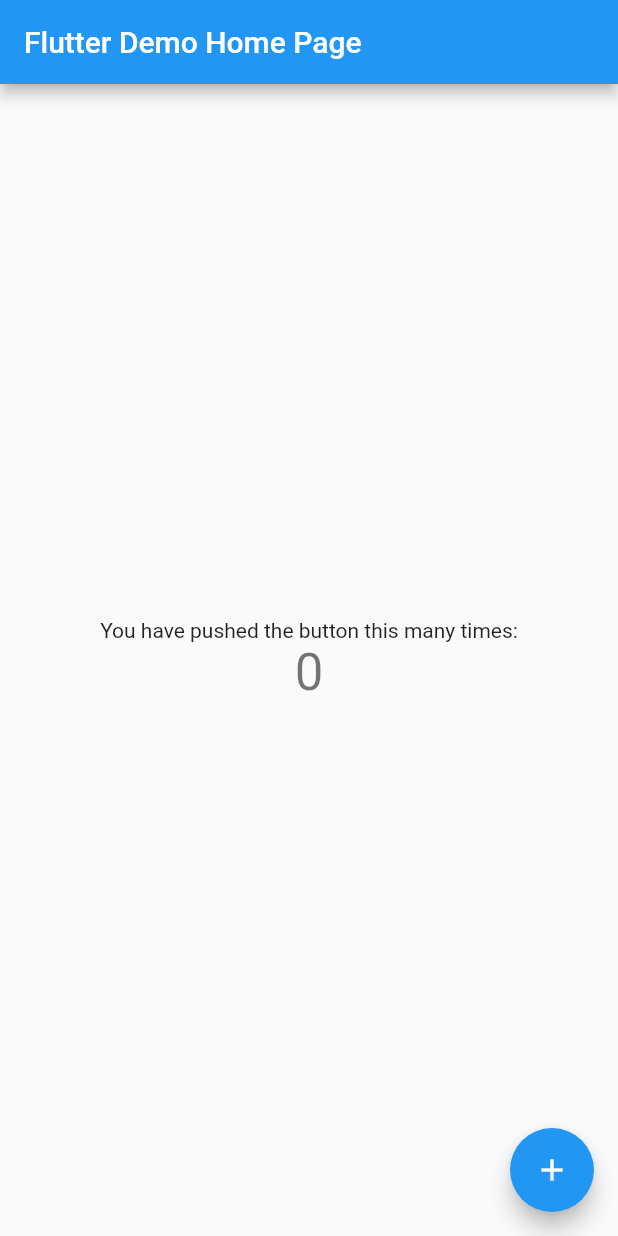
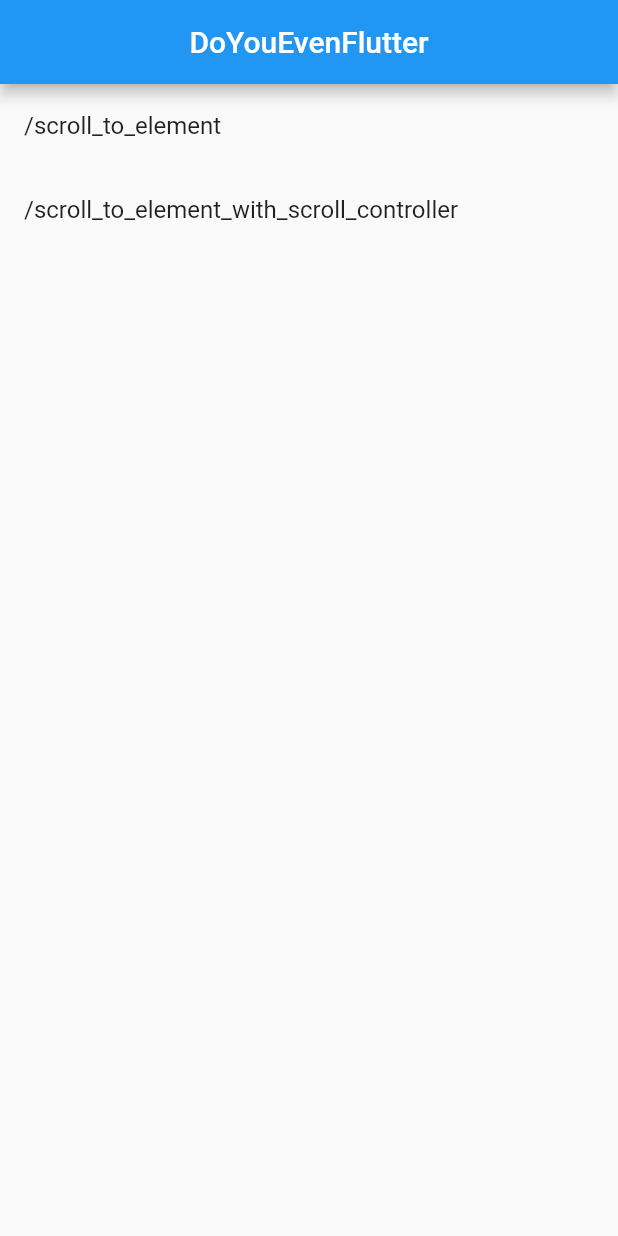
Before and after one commit to lukeurban/DoYouEvenFlutter, a Flutter app: the screen it shows after launch, on a phone screen of 412 x 824 dp. Run offline on Flutter 3.47's test engine with Material 2 defaults, Android fonts, the phone set to English and light mode, and no system bars.

Commit message:
EP1 - scroll

```diff
--- a/lib/main.dart
+++ b/lib/main.dart
@@ -1,3 +1,5 @@
+import 'package:DoYouEvenFlutter/scroll_to_element/scroll_to_element.dart';
+import 'package:DoYouEvenFlutter/scroll_to_element/scroll_to_element_with_controller.dart';
 import 'package:flutter/material.dart';
 
 void main() {
@@ -5,113 +7,50 @@ void main() {
 }
 
 class MyApp extends StatelessWidget {
+  static Map<String, Widget Function(BuildContext)> routes = {
+    HomeScreen.route: (context) => HomeScreen(),
+    ScrollToElement.route: (context) => ScrollToElement(),
+    ScrollToElementWithController.route: (context) => ScrollToElementWithController(),
+  };
   // This widget is the root of your application.
   @override
   Widget build(BuildContext context) {
     return MaterialApp(
       title: 'Flutter Demo',
-      theme: ThemeData(
-        // This is the theme of your application.
-        //
-        // Try running your application with "flutter run". You'll see the
-        // application has a blue toolbar. Then, without quitting the app, try
-        // changing the primarySwatch below to Colors.green and then invoke
-        // "hot reload" (press "r" in the console where you ran "flutter run",
-        // or simply save your changes to "hot reload" in a Flutter IDE).
-        // Notice that the counter didn't reset back to zero; the application
-        // is not restarted.
-        primarySwatch: Colors.blue,
-        // This makes the visual density adapt to the platform that you run
-        // the app on. For desktop platforms, the controls will be smaller and
-        // closer together (more dense) than on mobile platforms.
-        visualDensity: VisualDensity.adaptivePlatformDensity,
-      ),
-      home: MyHomePage(title: 'Flutter Demo Home Page'),
+      initialRoute: HomeScreen.route,
+      routes: routes,
     );
   }
 }
 
-class MyHomePage extends StatefulWidget {
-  MyHomePage({Key key, this.title}) : super(key: key);
-
-  // This widget is the home page of your application. It is stateful, meaning
-  // that it has a State object (defined below) that contains fields that affect
-  // how it looks.
-
-  // This class is the configuration for the state. It holds the values (in this
-  // case the title) provided by the parent (in this case the App widget) and
-  // used by the build method of the State. Fields in a Widget subclass are
-  // always marked "final".
-
-  final String title;
+class HomeScreen extends StatefulWidget {
+  static const route = '/home';
+  const HomeScreen({Key key}) : super(key: key);
 
   @override
-  _MyHomePageState createState() => _MyHomePageState();
+  _HomeScreenState createState() => _HomeScreenState();
 }
 
-class _MyHomePageState extends State<MyHomePage> {
-  int _counter = 0;
-
-  void _incrementCounter() {
-    setState(() {
-      // This call to setState tells the Flutter framework that something has
-      // changed in this State, which causes it to rerun the build method below
-      // so that the display can reflect the updated values. If we changed
-      // _counter without calling setState(), then the build method would not be
-      // called again, and so nothing would appear to happen.
-      _counter++;
-    });
-  }
-
+class _HomeScreenState extends State<HomeScreen> {
   @override
   Widget build(BuildContext context) {
-    // This method is rerun every time setState is called, for instance as done
-    // by the _incrementCounter method above.
-    //
-    // The Flutter framework has been optimized to make rerunning build methods
-    // fast, so that you can just rebuild anything that needs updating rather
-    // than having to individually change instances of widgets.
     return Scaffold(
       appBar: AppBar(
-        // Here we take the value from the MyHomePage object that was created by
-        // the App.build method, and use it to set our appbar title.
-        title: Text(widget.title),
+        title: Center(child: Text('DoYouEvenFlutter')),
       ),
-      body: Center(
-        // Center is a layout widget. It takes a single child and positions it
-        // in the middle of the parent.
-        child: Column(
-          // Column is also a layout widget. It takes a list of children and
-          // arranges them vertically. By default, it sizes itself to fit its
-          // children horizontally, and tries to be as tall as its parent.
-          //
-          // Invoke "debug painting" (press "p" in the console, choose the
-          // "Toggle Debug Paint" action from the Flutter Inspector in Android
-          // Studio, or the "Toggle Debug Paint" command in Visual Studio Code)
-          // to see the wireframe for each widget.
-          //
-          // Column has various properties to control how it sizes itself and
-          // how it positions its children. Here we use mainAxisAlignment to
-          // center the children vertically; the main axis here is the vertical
-          // axis because Columns are vertical (the cross axis would be
-          // horizontal).
-          mainAxisAlignment: MainAxisAlignment.center,
-          children: <Widget>[
-            Text(
-              'You have pushed the button this many times:',
-            ),
-            Text(
-              '$_counter',
-              style: Theme.of(context).textTheme.headline4,
-            ),
-          ],
-        ),
+      body: SafeArea(
+        child: Container(
+            child: SingleChildScrollView(
+          child: Column(
+            children: MyApp.routes.keys.where((route) => route != HomeScreen.route).map((route) {
+              return ListTile(
+                onTap: () => Navigator.of(context).pushNamed(route),
+                title: Text(route),
+              );
+            }).toList(),
+          ),
+        )),
       ),
-      floatingActionButton: FloatingActionButton(
-        onPressed: _incrementCounter,
-        tooltip: 'Increment',
-        child: Icon(Icons.add),
-      ), // This trailing comma makes auto-formatting nicer for build methods.
     );
   }
 }
```
Also changed, not shown: lib/scroll_to_element/scroll_to_element.dart (added, +87 -0 lines), lib/scroll_to_element/scroll_to_element_with_controller.dart (added, +85 -0 lines).
